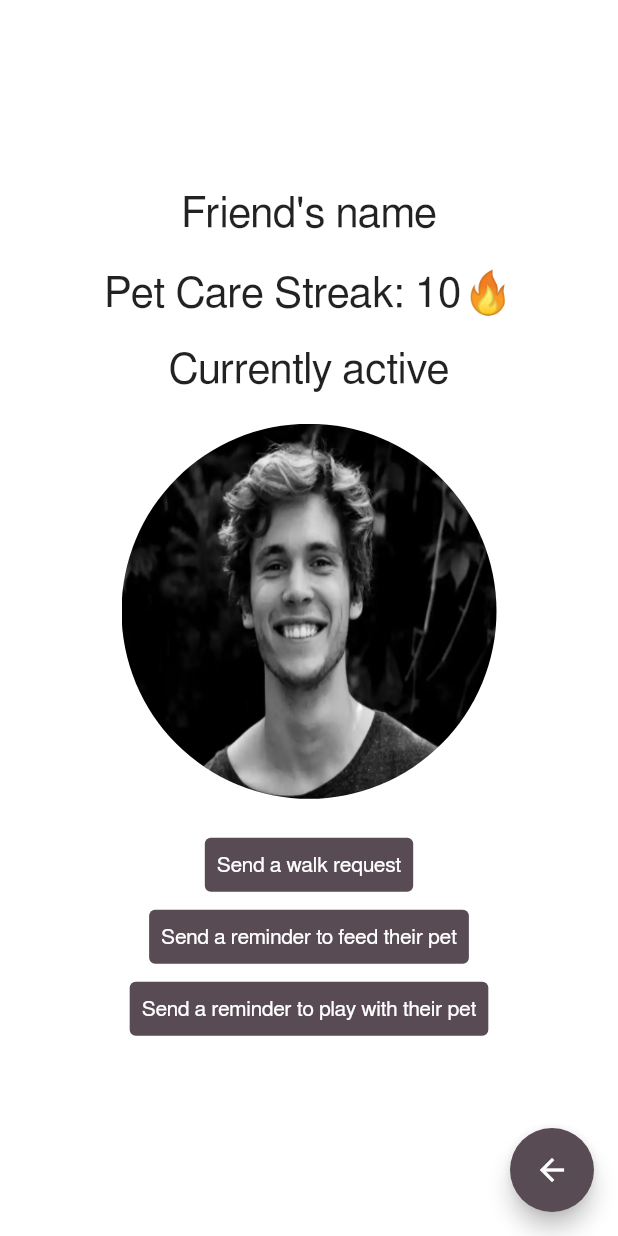
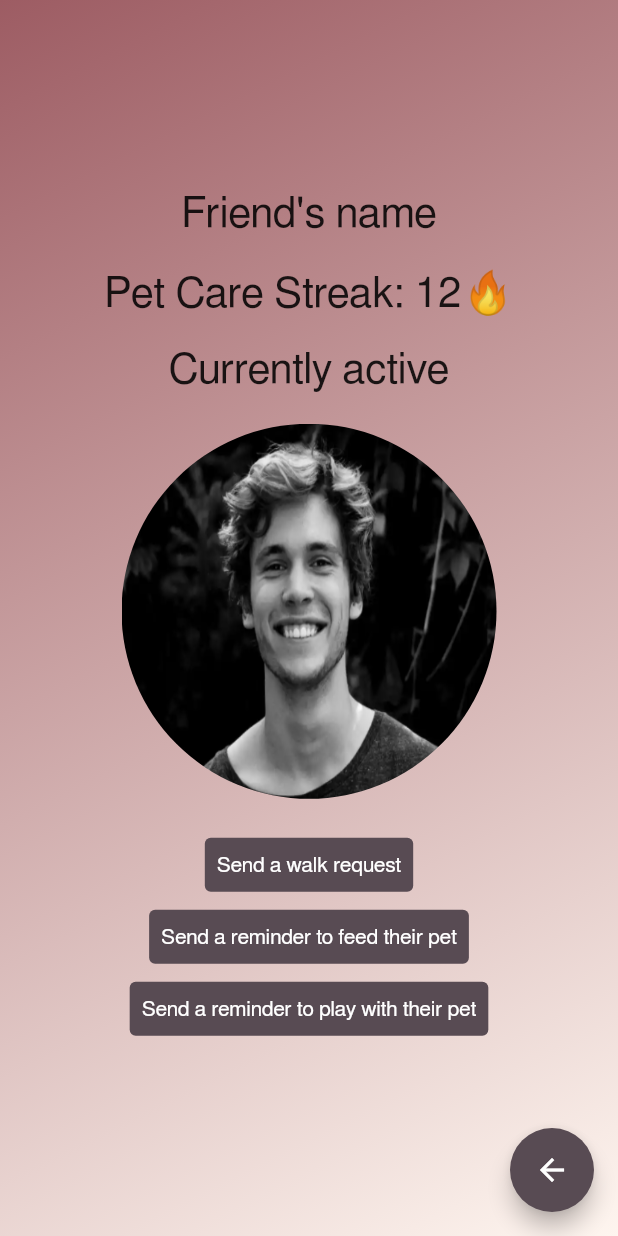
Before and after one commit to Chicken-Crimpies/petmo, a Flutter app: the FriendsProfileScreen screen opened directly, on a phone screen of 412 x 824 dp. Run offline on Flutter 3.47's test engine with Material 2 defaults, Android fonts, the phone set to English and light mode, and no system bars; our stand-ins replace cloud_firestore, firebase_auth, firebase_core, flutter_speed_dial, geolocator, google_maps_flutter and 1 more; missing offline and left inert: cloud_firestore_web, firebase_auth_web, firebase_core_web, flutter_facebook_auth, flutter_facebook_auth_web, geolocator_web and 2 more; accounts and stored records are empty; Roboto replaces fonts that are missing (FreeSans).

Commit message:
[PM-12] Small misc. fixes

```diff
--- a/lib/screens/friends/friends_profile_screen.dart
+++ b/lib/screens/friends/friends_profile_screen.dart
@@ -8,8 +8,14 @@ class FriendsProfileScreen extends StatelessWidget {
   const FriendsProfileScreen({Key? key}) : super(key: key);
 
   @override
-  Widget build(BuildContext context) => Scaffold(
-        body: Center(
+  Widget build(BuildContext context) => Container(
+    decoration: const BoxDecoration(
+        gradient: LinearGradient(
+            begin: Alignment.topLeft,
+            end: Alignment.bottomRight,
+            colors: [SecondaryAccentColor, LightAccentColor])),
+    child: Scaffold(
+      body: Center(
             child: Column(
           crossAxisAlignment: CrossAxisAlignment.center,
           mainAxisAlignment: MainAxisAlignment.center,
@@ -18,17 +24,17 @@ class FriendsProfileScreen extends StatelessWidget {
               "Friend's name",
               style: TitleTextStyle,
             ),
-            SizedBox(height: 20),
-            Text(
-              'Pet Care Streak: 10🔥',
+            const SizedBox(height: 20),
+            const Text(
+              'Pet Care Streak: 12🔥',
               style: TitleTextStyle,
             ),
-            SizedBox(height: 20),
-            Text(
+            const SizedBox(height: 20),
+            const Text(
               'Currently active',
               style: TitleTextStyle,
             ),
-            SizedBox(height: 20),
+            const SizedBox(height: 20),
             Container(
               height: 250.0,
               width: 250.0,
@@ -40,13 +46,13 @@ class FriendsProfileScreen extends StatelessWidget {
                 shape: BoxShape.circle,
               ),
             ),
-            SizedBox(
+            const SizedBox(
               height: 20,
             ),
             TextButton(
               style: TextButton.styleFrom(
                 primary: Colors.white,
-                backgroundColor: Color(0xff584B53),
+                backgroundColor: PrimaryAccentColor,
               ),
               onPressed: () {},
               child: Text('Send a walk request'),
@@ -54,7 +60,7 @@ class FriendsProfileScreen extends StatelessWidget {
             TextButton(
               style: TextButton.styleFrom(
                 primary: Colors.white,
-                backgroundColor: Color(0xff584B53),
+                backgroundColor: PrimaryAccentColor,
               ),
               onPressed: () {},
               child: Text('Send a reminder to feed their pet'),
@@ -62,22 +68,22 @@ class FriendsProfileScreen extends StatelessWidget {
             TextButton(
               style: TextButton.styleFrom(
                 primary: Colors.white,
-                backgroundColor: Color(0xff584B53),
+                backgroundColor: PrimaryAccentColor,
               ),
               onPressed: () {},
               child: Text('Send a reminder to play with their pet'),
-            ),
-          ],
+            )
+          ]
         )),
         floatingActionButton: FloatingActionButton(
           child: const Icon(Icons.arrow_back),
           onPressed: () {
             Navigator.of(context)
-                .push(MaterialPageRoute(builder: (_) => FriendsScreen()));
+                .push(MaterialPageRoute(builder: (_) => const FriendsScreen()));
           },
-          backgroundColor: Color(0xff584B53),
+          backgroundColor: PrimaryAccentColor,
           foregroundColor: Colors.white,
         ),
         floatingActionButtonLocation: FloatingActionButtonLocation.endFloat,
-      );
+    ));
 }
```
